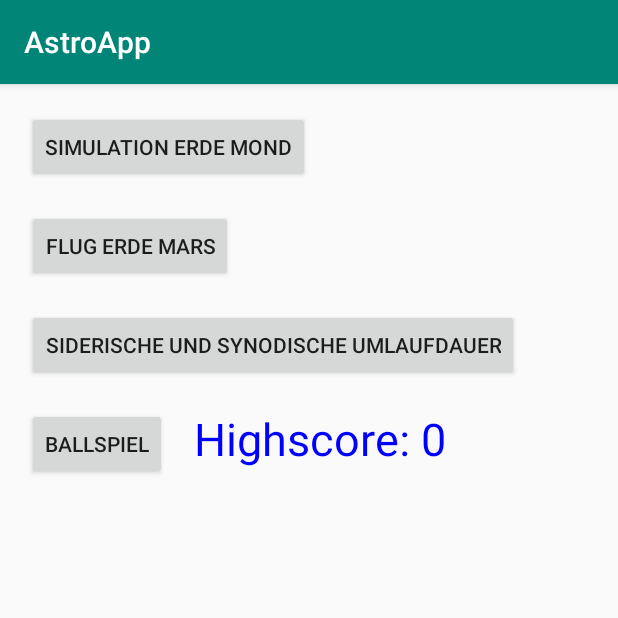
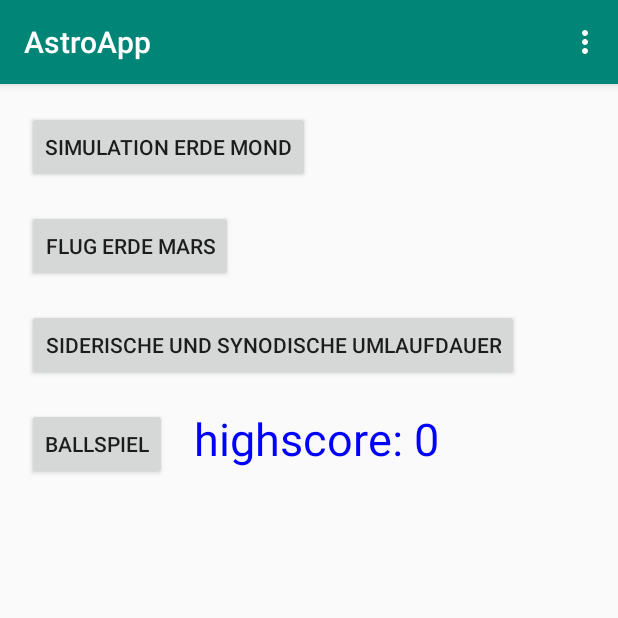
Before and after one commit to mastermax1988/astroapp, an Android app: the screen it shows after launch (MainActivity), on a phone screen of 412 x 824 dp, the top half of it. Run offline under Robolectric (Android 15) with nearby library versions, the phone set to English and light mode, and no system bars.

Commit message:
reset highscore

```diff
--- a/app/src/main/java/com/example/astroapp/MainActivity.java
+++ b/app/src/main/java/com/example/astroapp/MainActivity.java
@@ -7,6 +7,10 @@ import android.content.Intent;
 import android.content.SharedPreferences;
 import android.graphics.Color;
 import android.os.Bundle;
+import android.view.ContextMenu;
+import android.view.Menu;
+import android.view.MenuInflater;
+import android.view.MenuItem;
 import android.view.View;
 import android.widget.TextView;
 
@@ -23,8 +27,33 @@ public class MainActivity extends AppCompatActivity {
         SharedPreferences sharedPref = MainActivity.this.getSharedPreferences("default",Context.MODE_PRIVATE);
         int highScore = sharedPref.getInt("highscore", 0);
         TextView txt = findViewById(R.id.txtHighScore);
-        txt.setText("Highscore: "+ highScore);
+        txt.setText("highscore: "+ highScore);
         txt.setTextColor(Color.rgb(0,0,255));
+    }
+    private void resetHighscore()
+    {
+        SharedPreferences sharedPref = MainActivity.this.getSharedPreferences("default",Context.MODE_PRIVATE);
+        SharedPreferences.Editor editor = sharedPref.edit();
+        editor.putInt("highscore", 0);
+        editor.commit();
+        refreshHighscore();
+    }
+    @Override
+    public boolean onCreateOptionsMenu(Menu menu) {
+        MenuInflater inflater = getMenuInflater();
+        inflater.inflate(R.menu.menu_main, menu);
+        return true;
+    }
+    @Override
+    public boolean onOptionsItemSelected(MenuItem item) {
+        // Handle item selection
+        switch (item.getItemId()) {
+            case R.id.menuReset:
+                resetHighscore();
+                return true;
+            default:
+                return super.onOptionsItemSelected(item);
+        }
     }
 
     @Override
--- a/app/src/main/res/layout/activity_main.xml
+++ b/app/src/main/res/layout/activity_main.xml
@@ -4,7 +4,8 @@
     xmlns:tools="http://schemas.android.com/tools"
     android:layout_width="match_parent"
     android:layout_height="match_parent"
-    tools:context=".MainActivity">
+    tools:context=".MainActivity"
+    tools:menu="@menu/menu_main">
 
     <Button
         android:id="@+id/button4"
--- /dev/null
+++ b/app/src/main/res/menu/menu_main.xml
@@ -0,0 +1,8 @@
+<?xml version="1.0" encoding="utf-8"?>
+<menu xmlns:app="http://schemas.android.com/apk/res-auto"
+    xmlns:android="http://schemas.android.com/apk/res/android">
+
+    <item
+        android:id="@+id/menuReset"
+        android:title="@string/txtReset" />
+</menu>
--- a/app/src/main/res/values/strings.xml
+++ b/app/src/main/res/values/strings.xml
@@ -4,4 +4,5 @@
     <string name="btnHohmann">Flug Erde Mars</string>
     <string name="txtSynodic">Siderische und synodische Umlaufdauer</string>
     <string name="btnBall">Ballspiel</string>
+    <string name="txtReset">reset highscore</string>
 </resources>
```
